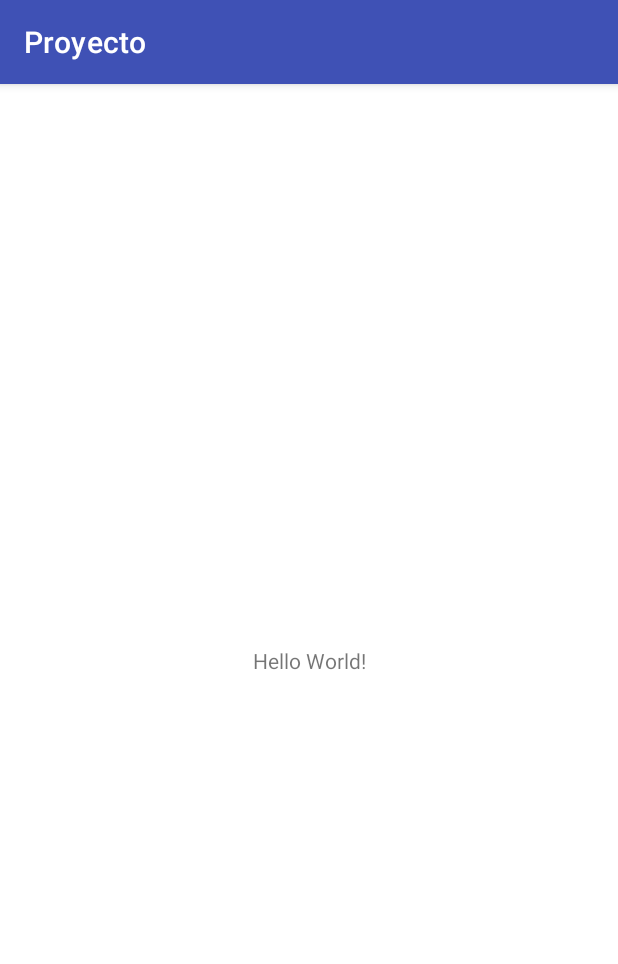
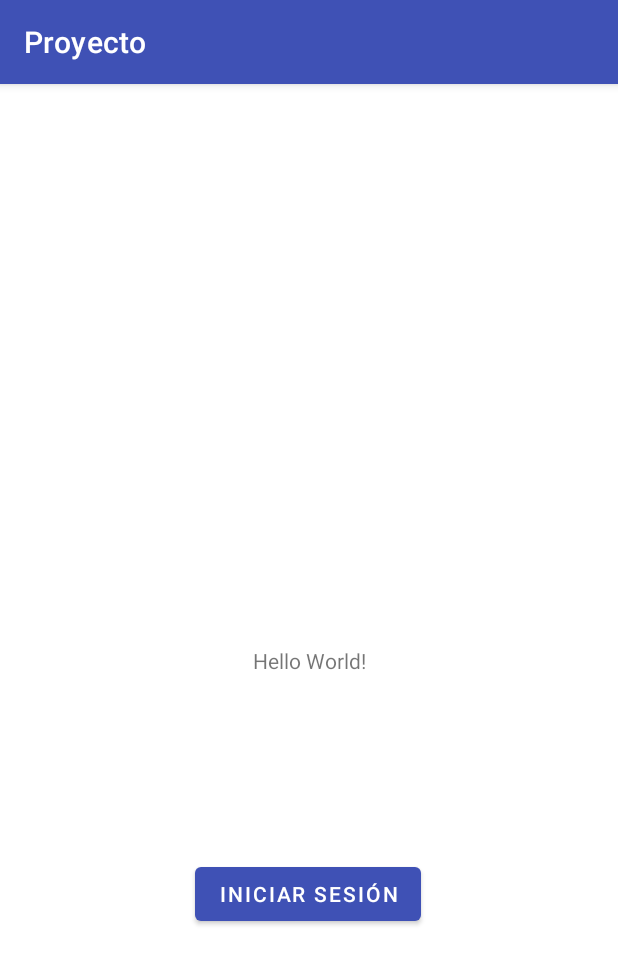
Before and after one commit to Jhonatan-Polar/MovilesA, an Android app: the screen it shows after launch (MainActivity), on a phone screen of 412 x 824 dp. Shown: the top 964 px of the screen. Run offline under Robolectric (Android 15) with nearby library versions, the phone set to English and light mode, and no system bars.

Commit message:
Pantalla inicial

```diff
--- a/app/src/main/java/pe/edu/pucp/proyecto/MainActivity.kt
+++ b/app/src/main/java/pe/edu/pucp/proyecto/MainActivity.kt
@@ -1,5 +1,6 @@
 package pe.edu.pucp.proyecto
 
+import android.content.Intent
 import androidx.appcompat.app.AppCompatActivity
 import android.os.Bundle
 import pe.edu.pucp.proyecto.databinding.ActivityMainBinding
@@ -10,6 +11,7 @@ var libros = mutableListOf<Libro>()
 class MainActivity : AppCompatActivity() {
 
     private lateinit var binding: ActivityMainBinding
+    private var REQUEST_CODE = 1234
 
     override fun onCreate(savedInstanceState: Bundle?) {
         super.onCreate(savedInstanceState)
@@ -18,6 +20,16 @@ class MainActivity : AppCompatActivity() {
         // Crear usuarios y libros
         crearUsuariosLibrosyResenias()
 
+        // Iniciar Sesión
+        binding.btnIniciarSesion.setOnClickListener {
+            // Si el usuario y contraseña son correctos:
+            iniciarSesion()
+        }
+    }
+
+    private fun iniciarSesion(){
+        val inciarSesionIntent = Intent(this,BottomNavigation::class.java)
+        startActivityForResult(inciarSesionIntent,REQUEST_CODE)
     }
 
     private fun crearUsuariosLibrosyResenias(){
--- a/app/src/main/java/pe/edu/pucp/proyecto/Usuario.kt
+++ b/app/src/main/java/pe/edu/pucp/proyecto/Usuario.kt
@@ -15,6 +15,7 @@ class Usuario (nombre: String, rol: String) {
         set(value){
             field = if (value.isEmpty()) "" else value
         }
+    private var contrasenia : String = "password"
 
     private var resenias = mutableListOf<Resenia>()
 
--- a/app/src/main/res/layout/activity_main.xml
+++ b/app/src/main/res/layout/activity_main.xml
@@ -7,6 +7,7 @@
     tools:context=".MainActivity">
 
     <TextView
+        android:id="@+id/textView"
         android:layout_width="wrap_content"
         android:layout_height="wrap_content"
         android:text="Hello World!"
@@ -15,4 +16,15 @@
         app:layout_constraintRight_toRightOf="parent"
         app:layout_constraintTop_toTopOf="parent" />
 
+    <Button
+        android:id="@+id/btnIniciarSesion"
+        android:layout_width="wrap_content"
+        android:layout_height="wrap_content"
+        android:layout_marginBottom="204dp"
+        android:text="@string/btnIniciarSesion"
+        app:layout_constraintBottom_toBottomOf="parent"
+        app:layout_constraintEnd_toEndOf="parent"
+        app:layout_constraintHorizontal_bias="0.498"
+        app:layout_constraintStart_toStartOf="parent" />
+
 </androidx.constraintlayout.widget.ConstraintLayout>
--- /dev/null
+++ b/app/src/main/res/values-night/strings.xml
@@ -0,0 +1,4 @@
+<?xml version="1.0" encoding="utf-8"?>
+<resources>
+    <string name="btnIniciarSesion">Iniciar Sesión</string>
+</resources>
--- a/app/src/main/res/values/strings.xml
+++ b/app/src/main/res/values/strings.xml
@@ -5,4 +5,5 @@
     <string name="title_pendientes">Pendientes</string>
     <string name="title_recomendados">Recomendados</string>
     <string name="title_busqueda">Búsqueda</string>
+    <string name="btnIniciarSesion">Iniciar Sesión</string>
 </resources>
```
